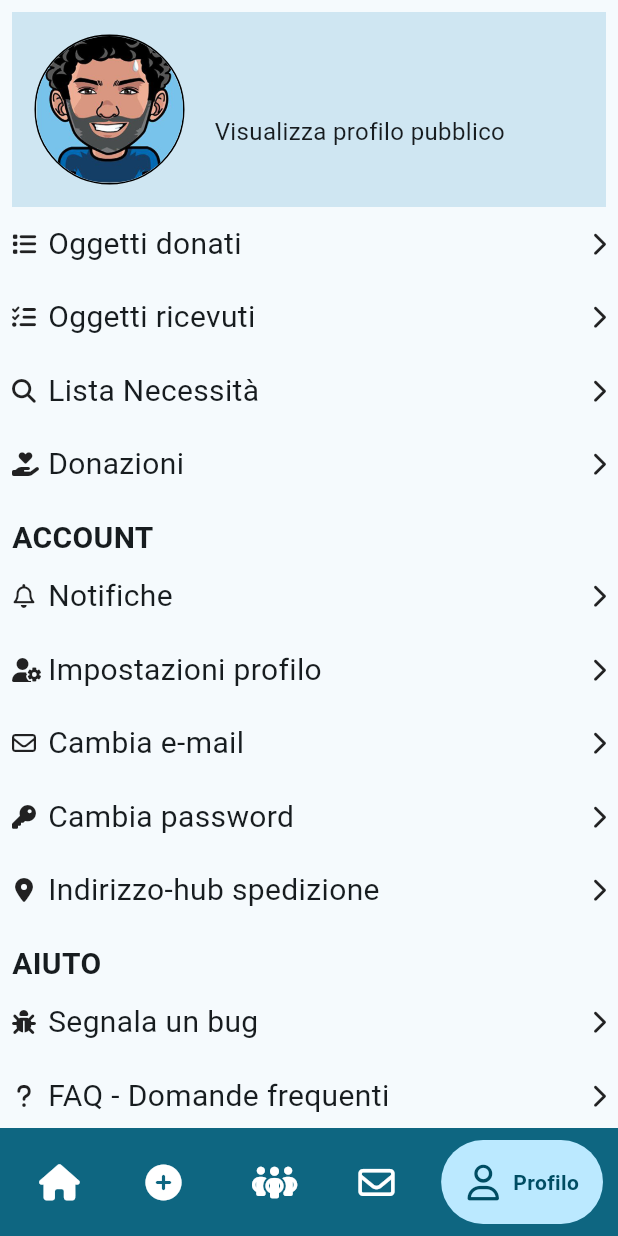
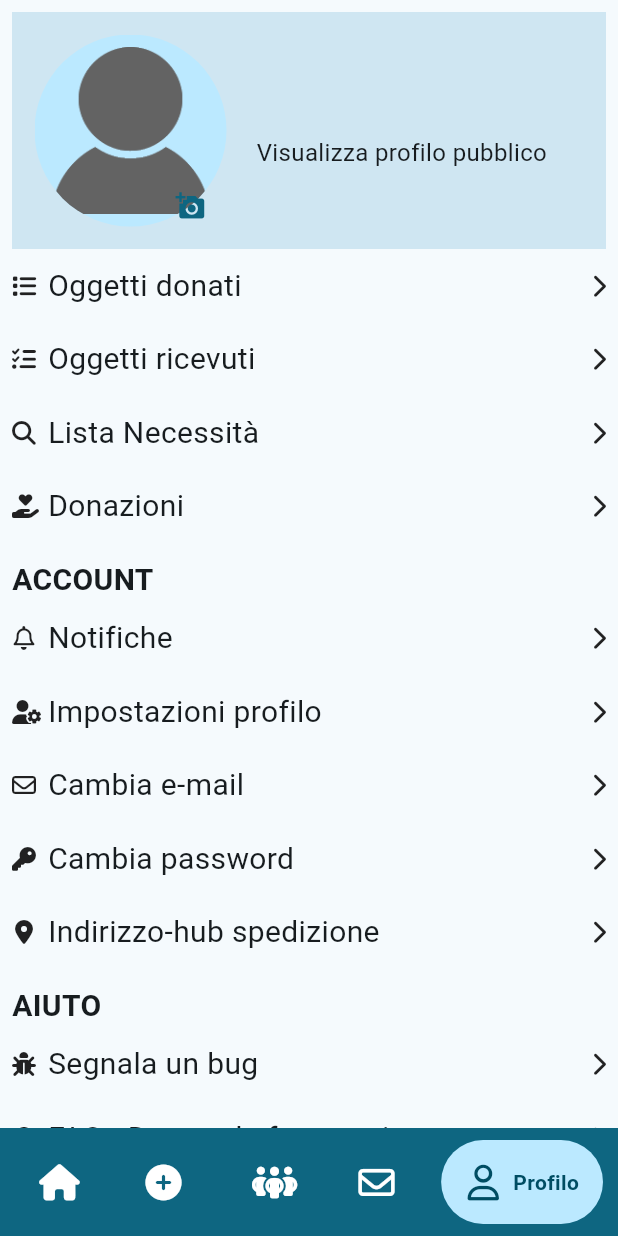
Before and after one commit to Ernesto-Rapisarda/community_share, a Flutter app: the MainPage screen opened by its route, item 5 of the bottom bar chosen, on a phone screen of 412 x 824 dp. Run offline on Flutter 3.47's test engine with Material 2 defaults, Android fonts, the phone set to English and light mode, and no system bars; drawn by our look-alikes of google_nav_bar; our stand-ins replace cloud_firestore, curved_navigation_bar, firebase_auth, firebase_core, firebase_storage, font_awesome_flutter and 3 more; missing offline and left inert: flutter_facebook_auth; accounts and stored records are empty; generated files the repository leaves out were written again; network calls fail.

Commit message:
User Image uploader

```diff
--- a/lib/providers/UserProvider.dart
+++ b/lib/providers/UserProvider.dart
@@ -5,12 +5,12 @@ import 'package:flutter/material.dart';
 
 class UserProvider with ChangeNotifier{
   bool _firstSignIn = false;
-  UserDetails _userDetails = UserDetails(fullName: '', location: '', phoneNumber: '', email: '', provider: ProviderName.undefined);
+  UserDetails _userDetails = UserDetails(fullName: '', location: '', phoneNumber: '', email: '', provider: ProviderName.undefined, urlPhotoProfile: '');
 
   UserDetails get userDetails => _userDetails;
   bool get firstSignIn => _firstSignIn;
 
-  void setUser(
+  void updateUser(
       {String? fullName,
       String? location,
       String? phoneNumber,
@@ -41,4 +41,9 @@ class UserProvider with ChangeNotifier{
     _firstSignIn=!_firstSignIn;
   }
 
+  void setUserDetails(UserDetails userDetails) {
+    _userDetails=userDetails;
+    notifyListeners();
+  }
+
 }
--- a/lib/service/auth.dart
+++ b/lib/service/auth.dart
@@ -35,7 +35,7 @@ class Auth {
           email: email, password: password);
       await sendEmailVerification(context);
       context.read<UserProvider>().setFirstSignIn();
-      context.read<UserProvider>().setUser(
+      context.read<UserProvider>().updateUser(
           provider: ProviderName.email,
         email: email,
       );
--- a/lib/view/main_page.dart
+++ b/lib/view/main_page.dart
@@ -1,6 +1,7 @@
 
 
 import 'package:community_share/main.dart';
+import 'package:community_share/reporitory/user_repository.dart';
 import 'package:community_share/service/auth.dart';
 import 'package:community_share/view/add_product.dart';
 import 'package:community_share/view/community/community_main_page.dart';
@@ -27,8 +28,19 @@ class MainPage extends StatefulWidget {
 }
 
 class _MainPageState extends State<MainPage> {
+
+
   int _selectedIndex = 0;
   List<Widget> _children = [Home()];
+
+
+  @override
+  void initState(){
+    super.initState();
+    UserRepository().getUserDetails(context);
+
+
+  }
 
 /*  Future<void> signOut() async{
     await Auth().signOut();
--- a/lib/view/profile/components/intro_profile_with_photo.dart
+++ b/lib/view/profile/components/intro_profile_with_photo.dart
@@ -1,8 +1,44 @@
+import 'dart:io';
+import 'dart:typed_data';
+
+import 'package:community_share/reporitory/user_repository.dart';
 import 'package:community_share/service/auth.dart';
+import 'package:community_share/service/image_service.dart';
 import 'package:flutter/material.dart';
+import 'package:font_awesome_flutter/font_awesome_flutter.dart';
+import 'package:image_picker/image_picker.dart';
+import 'package:provider/provider.dart';
+import 'package:firebase_storage/firebase_storage.dart';
+import 'package:image_picker/image_picker.dart';
+import 'package:cloud_firestore/cloud_firestore.dart';
 
-class IntroProfile extends StatelessWidget{
+
+import '../../../providers/UserProvider.dart';
+
+class IntroProfile extends StatefulWidget{
   const IntroProfile({super.key});
+
+  @override
+  State<IntroProfile> createState() => _IntroProfileState();
+}
+
+class _IntroProfileState extends State<IntroProfile> {
+  String? _imageUrl;
+
+
+  void selectImage() async{
+    XFile? imageFile = await ImageService().pickImage(ImageSource.gallery);
+    if (imageFile != null) {
+      String? imageUrl = await ImageService().uploadImage(imageFile);
+      /*setState(() {
+        _imageUrl = imageUrl;
+      });*/
+      if(imageUrl != null){
+        context.read<UserProvider>().userDetails.urlPhotoProfile=imageUrl;
+        await UserRepository().updateUserDetails(context);
+      }
+    }
+  }
 
   @override
   Widget build(BuildContext context) {
@@ -12,7 +48,16 @@ class IntroProfile extends StatelessWidget{
       child: Row(
         mainAxisAlignment: MainAxisAlignment.start,
         children: [
-          Container(
+          Stack(
+            children: [
+              CircleAvatar(
+                radius: 64,
+                backgroundColor: Theme.of(context).colorScheme.primaryContainer,
+                backgroundImage: context.read<UserProvider>().userDetails.urlPhotoProfile != ''
+                    ? NetworkImage(context.read<UserProvider>().userDetails.urlPhotoProfile)
+                    : AssetImage('assets/images/user_photos/examples/UserProfileDefault.png') as ImageProvider<Object>,
+              ),
+              /*Container(
                 width: 100,
                 height: 100,
                 decoration: BoxDecoration(
@@ -28,13 +73,24 @@ class IntroProfile extends StatelessWidget{
                     //todo sistemare le dimensioni
                   ),
                 ),
+              ),*/
+              Positioned(
+                bottom: -10,
+                  left: 80,
+                  child: IconButton(
+                    onPressed: () { selectImage(); },
+                    icon: Icon(Icons.add_a_photo,size: 20,color: Theme.of(context).colorScheme.primary,),
+
+              ))
+            ],
           ),
+
           SizedBox(width: 20,),
           Column(
             crossAxisAlignment: CrossAxisAlignment.start,
 
             children: [
-              Text(Auth().currentUser?.displayName ?? 'Nome non presente',style: TextStyle(fontSize: 20, fontWeight: FontWeight.bold),),
+              Text(context.read<UserProvider>().userDetails.fullName ?? 'Nome non presente',style: TextStyle(fontSize: 20, fontWeight: FontWeight.bold),),
               Text('Visualizza profilo pubblico',style: TextStyle(fontSize: 16)),
             ],
           )
@@ -42,5 +98,4 @@ class IntroProfile extends StatelessWidget{
       ),
     );
   }
-
 }
--- a/lib/view/profile/profile.dart
+++ b/lib/view/profile/profile.dart
@@ -13,6 +13,9 @@ class Profile extends StatefulWidget {
 }
 
 class _ProfileState extends State<Profile> {
+
+
+
   Future<void> signOut() async {
     await Auth().signOut();
     context.go('/login');
--- a/pubspec.yaml
+++ b/pubspec.yaml
@@ -44,6 +44,8 @@ dependencies:
   go_router: ^12.0.0
   flutter_facebook_auth: ^6.0.2
   provider: ^6.0.5
+  image_picker: ^1.0.4
+  firebase_storage: ^11.3.1
 
 
   flutter_localizations:
@@ -78,7 +80,7 @@ flutter:
   # To add assets to your application, add an assets section, like this:
   assets:
     - assets/images/
-    - assets/images/user_photos/examples/
+    - assets/images/user_photos/examples/UserProfileDefault.png
 
   # An image asset can refer to one or more resolution-specific "variants", see
   # https://flutter.dev/assets-and-images/#resolution-aware
```
Also changed, not shown: lib/model/user_details.dart (+26 -2 lines), lib/reporitory/user_repository.dart (+48 -1 lines), lib/service/image_service.dart (added, +20 -0 lines), lib/view/login/complete_profile.dart (+9 -4 lines), assets/images/user_photos/examples/UserProfileDefault.png (added), pubspec.lock. Lines whose indentation alone changed are shown as unchanged.
